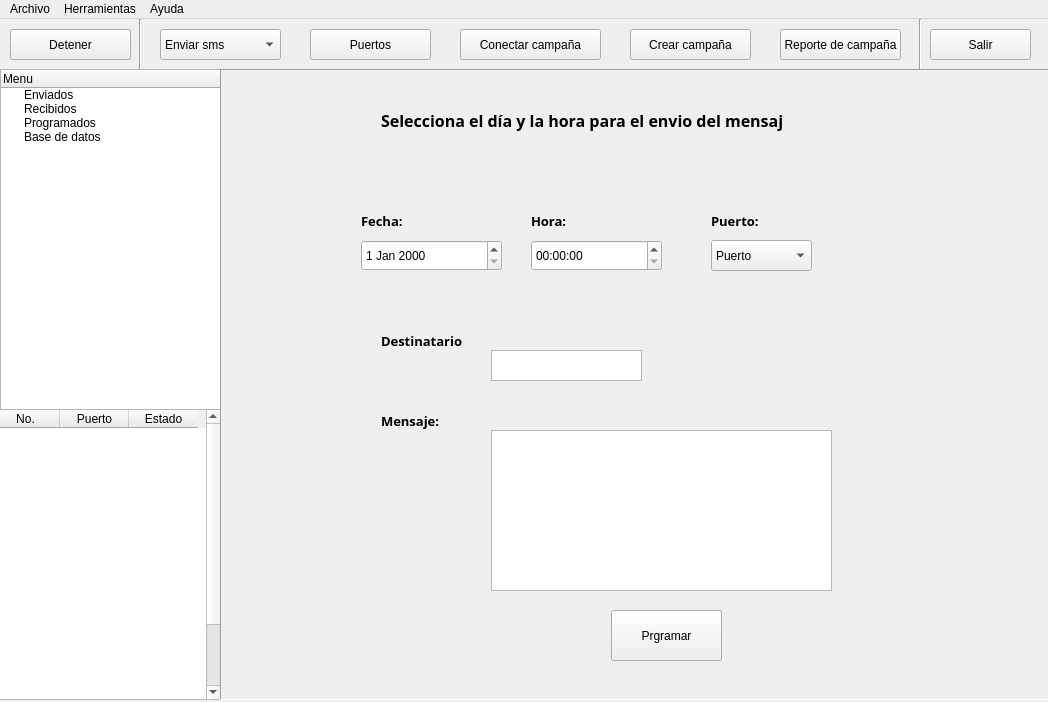
Qt form FirstqtUI.ui (AlanPerez001/SMS-GSM) before a commit.
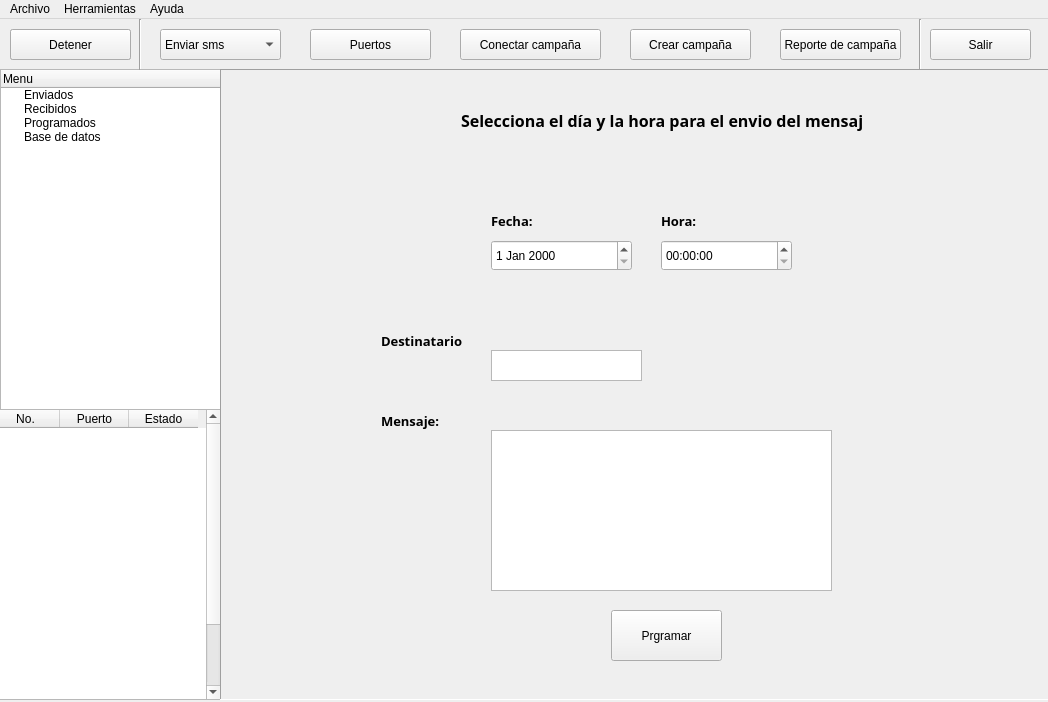
The same form after that commit. The open tabs and pages were chosen to show the change.

What changed in the file:
```diff
--- a/FirstqtUI.ui
+++ b/FirstqtUI.ui
@@ -2,6 +2,9 @@
 <ui version="4.0">
  <class>MainWindow</class>
  <widget class="QMainWindow" name="MainWindow">
+  <property name="enabled">
+   <bool>true</bool>
+  </property>
   <property name="geometry">
    <rect>
     <x>0</x>
@@ -10,8 +13,20 @@
     <height>702</height>
    </rect>
   </property>
+  <property name="maximumSize">
+   <size>
+    <width>1048</width>
+    <height>702</height>
+   </size>
+  </property>
   <property name="windowTitle">
-   <string>MainWindow</string>
+   <string>Sms Sender</string>
+  </property>
+  <property name="documentMode">
+   <bool>false</bool>
+  </property>
+  <property name="tabShape">
+   <enum>QTabWidget::Rounded</enum>
   </property>
   <widget class="QWidget" name="centralwidget">
    <widget class="QTreeWidget" name="treeWidget">
@@ -327,7 +342,7 @@
      <widget class="QDateEdit" name="dateEdit">
       <property name="geometry">
        <rect>
-        <x>140</x>
+        <x>270</x>
         <y>170</y>
         <width>141</width>
         <height>31</height>
@@ -337,7 +352,7 @@
      <widget class="QLabel" name="label_4">
       <property name="geometry">
        <rect>
-        <x>160</x>
+        <x>240</x>
         <y>30</y>
         <width>401</width>
         <height>41</height>
@@ -358,37 +373,17 @@
      <widget class="QTimeEdit" name="timeEdit">
       <property name="geometry">
        <rect>
-        <x>310</x>
+        <x>440</x>
         <y>170</y>
         <width>131</width>
         <height>31</height>
        </rect>
       </property>
      </widget>
-     <widget class="QComboBox" name="comboBox_2">
-      <property name="geometry">
-       <rect>
-        <x>490</x>
-        <y>170</y>
-        <width>101</width>
-        <height>31</height>
-       </rect>
-      </property>
-      <item>
-       <property name="text">
-        <string>Puerto</string>
-       </property>
-      </item>
-      <item>
-       <property name="text">
-        <string>COM1</string>
-       </property>
-      </item>
-     </widget>
      <widget class="QLabel" name="label_5">
       <property name="geometry">
        <rect>
-        <x>140</x>
+        <x>270</x>
         <y>140</y>
         <width>51</width>
         <height>21</height>
@@ -409,7 +404,7 @@
      <widget class="QLabel" name="label_6">
       <property name="geometry">
        <rect>
-        <x>310</x>
+        <x>440</x>
         <y>140</y>
         <width>51</width>
         <height>21</height>
@@ -427,27 +422,6 @@
        <string>Hora:</string>
       </property>
      </widget>
-     <widget class="QLabel" name="label_7">
-      <property name="geometry">
-       <rect>
-        <x>490</x>
-        <y>140</y>
-        <width>51</width>
-        <height>21</height>
-       </rect>
-      </property>
-      <property name="font">
-       <font>
-        <family>Bahnschrift SemiBold</family>
-        <pointsize>10</pointsize>
-        <weight>75</weight>
-        <bold>true</bold>
-       </font>
-      </property>
-      <property name="text">
-       <string>Puerto:</string>
-      </property>
-     </widget>
      <widget class="QLabel" name="label_8">
       <property name="geometry">
        <rect>
```
Left out of the diff: 8 changed lines with no effect on the pictures.
